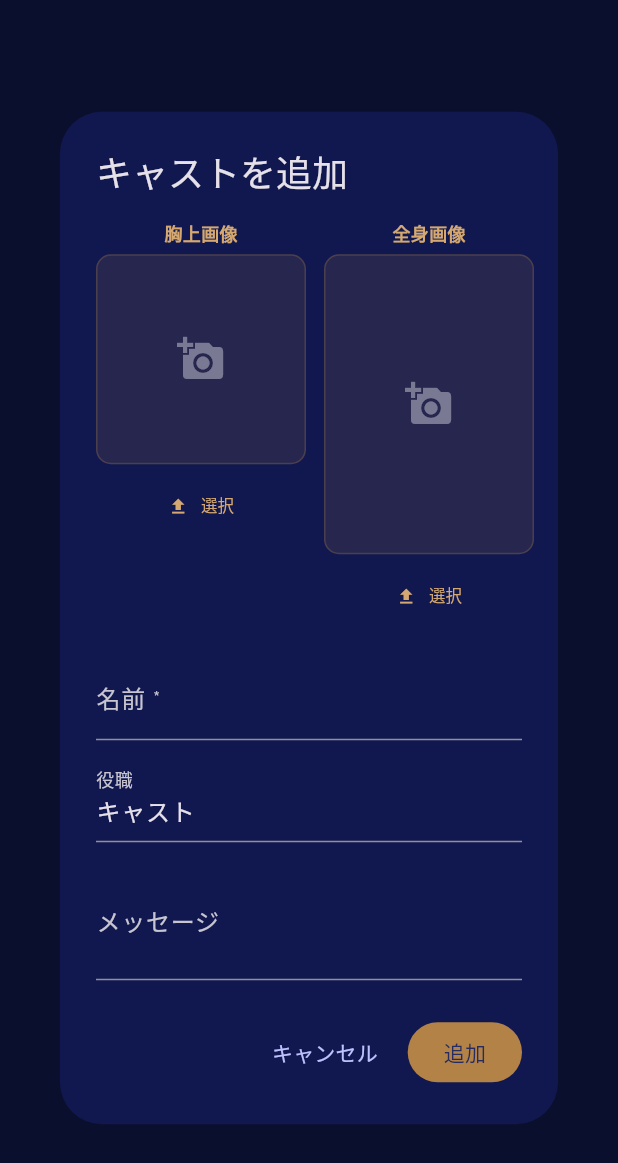
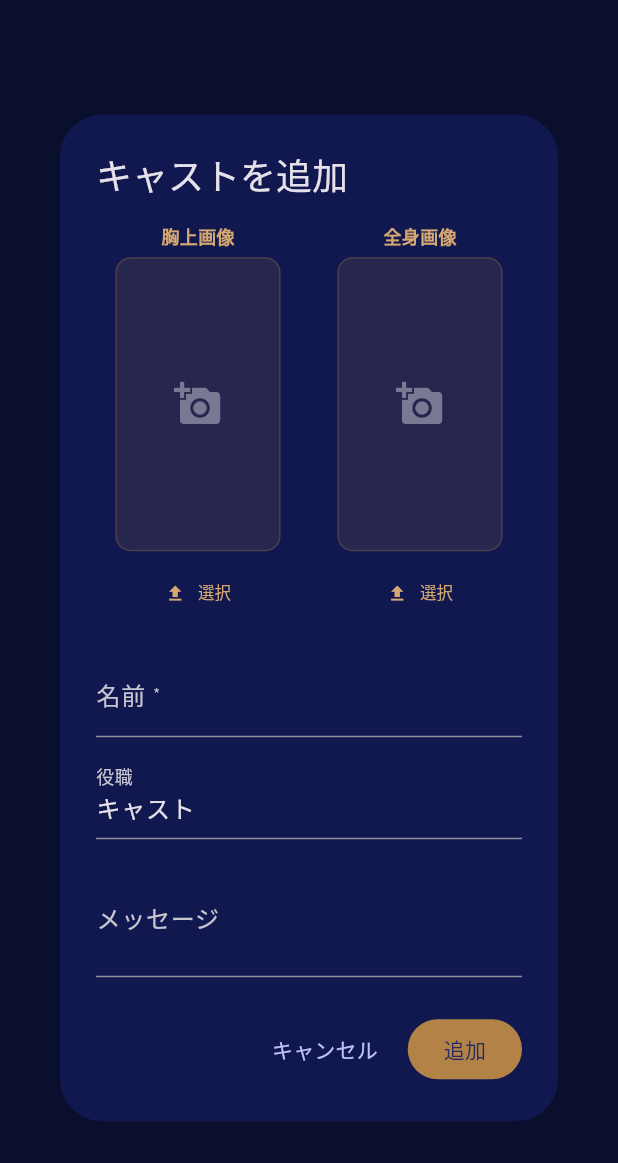
Before and after one commit to Yossy4131/svarga_admin, a Flutter app: the _CastDialog widget shown alone on an empty page, opened directly with empty values, on a phone screen of 412 x 824 dp. Shown: the top 1163 px of the screen. Run offline on Flutter 3.47's test engine with Material 3 defaults, Android fonts, the phone set to English and light mode, and no system bars; our stand-ins replace google_fonts, image_picker; network calls fail.

Commit message:
画像比率9:16に固定

```diff
--- a/lib/pages/casts_page.dart
+++ b/lib/pages/casts_page.dart
@@ -384,8 +384,8 @@ class _CastDialogState extends State<_CastDialog> {
             alignment: Alignment.center,
             children: [
               Container(
-                width: 140,
-                height: isFull ? 200 : 140,
+                width: 110,
+                height: 196,
                 decoration: BoxDecoration(
                   borderRadius: BorderRadius.circular(10),
                   color: const Color(0x22B38246),
```
